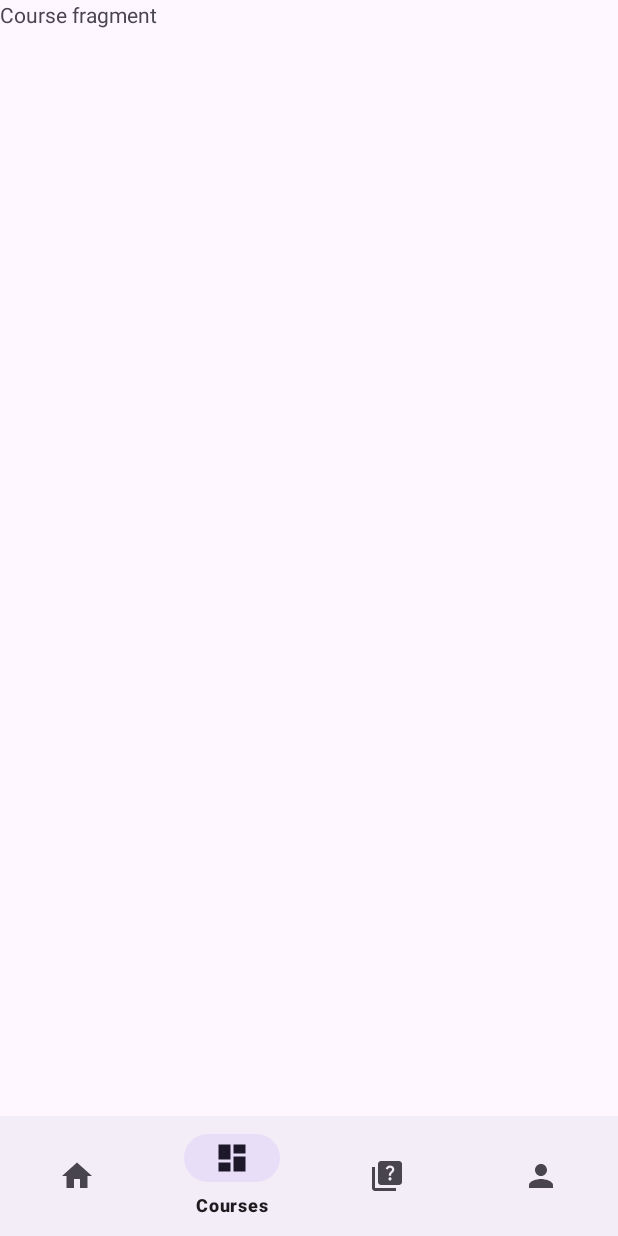
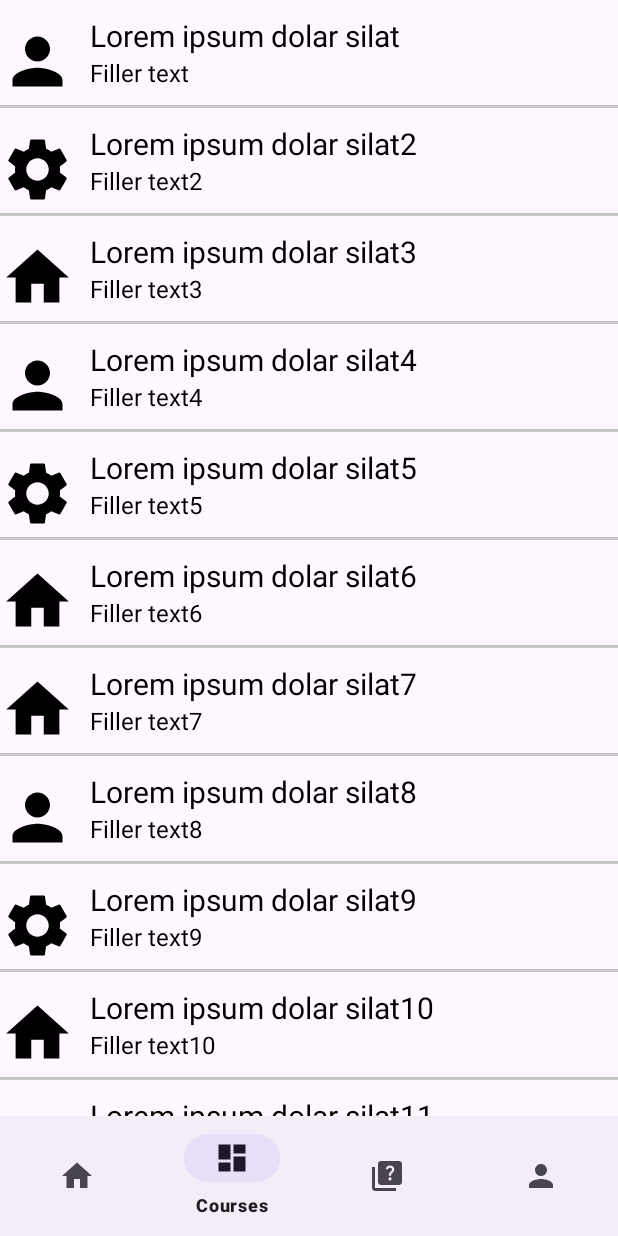
Before and after one commit to CorneCalitz/MobileAppProject, an Android app: the NavActivity screen opened directly, with no data from a screen before it, item 2 of the bottom bar chosen, on a phone screen of 412 x 824 dp. Run offline under Robolectric (Android 15) with nearby library versions, the phone set to English and light mode, and no system bars.

Commit message:
RecyclerView for courses made

```diff
--- /dev/null
+++ b/app/src/main/java/com/example/eduvosproject/CourseItemModel.java
@@ -0,0 +1,26 @@
+package com.example.eduvosproject;
+
+public class CourseItemModel {
+
+    String name;
+    String description;
+    int image;
+
+    public CourseItemModel(int image, String description, String name) {
+        this.image = image;
+        this.description = description;
+        this.name = name;
+    }
+
+    public String getName() {
+        return name;
+    }
+
+    public int getImage() {
+        return image;
+    }
+
+    public String getDescription() {
+        return description;
+    }
+}
--- /dev/null
+++ b/app/src/main/java/com/example/eduvosproject/CourseRecyclerViewAdapter.java
@@ -0,0 +1,68 @@
+package com.example.eduvosproject;
+
+import android.content.Context;
+import android.view.LayoutInflater;
+import android.view.View;
+import android.view.ViewGroup;
+import android.widget.ImageView;
+import android.widget.TextView;
+
+import androidx.annotation.NonNull;
+import androidx.recyclerview.widget.RecyclerView;
+
+import java.util.ArrayList;
+
+public class CourseRecyclerViewAdapter extends RecyclerView.Adapter<CourseRecyclerViewAdapter.CourseViewHolder> {
+
+    Context context;
+    ArrayList<CourseItemModel> courseItemModels;
+
+    public CourseRecyclerViewAdapter(Context context, ArrayList<CourseItemModel> courseItemModels){
+        this.context = context;
+        this.courseItemModels = courseItemModels;
+    }
+
+    @NonNull
+    @Override
+    public CourseRecyclerViewAdapter.CourseViewHolder onCreateViewHolder(@NonNull ViewGroup parent, int viewType) {
+        // This is where we inflate the layout ie. giving a look to our rows.
+        LayoutInflater inflater = LayoutInflater.from(parent.getContext());
+        View view = inflater.inflate(R.layout.course_item_view, parent, false);
+        return new CourseRecyclerViewAdapter.CourseViewHolder(view);
+    }
+
+    @Override
+    public void onBindViewHolder(@NonNull CourseRecyclerViewAdapter.CourseViewHolder holder, int position) {
+        // Assigning values to each of our rows we created in course_item_view based on their
+        // position in the recycler view.
+
+        holder.tvName.setText(courseItemModels.get(position).getName());
+        holder.tvDescription.setText(courseItemModels.get(position).getDescription());
+        holder.ivCourse.setImageResource(courseItemModels.get(position).getImage());
+
+    }
+
+    @Override
+    public int getItemCount() {
+        // the recycler view wants to know the number of items that you plan on displaying.
+        return courseItemModels.size();
+    }
+
+    public static class CourseViewHolder extends RecyclerView.ViewHolder {
+        // Here we get the views from our course_item_view layout file.
+        // Acts similar to a onCreate method.
+
+        ImageView ivCourse;
+        TextView tvName, tvDescription;
+
+        public CourseViewHolder(@NonNull View itemView) {
+            super(itemView);
+
+            ivCourse = itemView.findViewById(R.id.course_iv);
+            tvName = itemView.findViewById(R.id.course_name_tv);
+            tvDescription = itemView.findViewById(R.id.course_description_tv);
+
+
+        }
+    }
+}
--- a/app/src/main/java/com/example/eduvosproject/CoursesFragment.java
+++ b/app/src/main/java/com/example/eduvosproject/CoursesFragment.java
@@ -1,64 +1,66 @@
 package com.example.eduvosproject;
 
+import android.graphics.drawable.Drawable;
 import android.os.Bundle;
 
+import androidx.annotation.NonNull;
+import androidx.annotation.Nullable;
 import androidx.fragment.app.Fragment;
+import androidx.recyclerview.widget.LinearLayoutManager;
+import androidx.recyclerview.widget.RecyclerView;
 
+import android.util.Log;
 import android.view.LayoutInflater;
 import android.view.View;
 import android.view.ViewGroup;
 
-/**
- * A simple {@link Fragment} subclass.
- * Use the {@link CoursesFragment#newInstance} factory method to
- * create an instance of this fragment.
- */
+import java.util.ArrayList;
+import java.util.Objects;
+
+
 public class CoursesFragment extends Fragment {
 
-    // TODO: Rename parameter arguments, choose names that match
-    // the fragment initialization parameters, e.g. ARG_ITEM_NUMBER
-    private static final String ARG_PARAM1 = "param1";
-    private static final String ARG_PARAM2 = "param2";
+    // Create arraylist of items that we are placing in the course item view
+    ArrayList<CourseItemModel> coursesModel = new ArrayList<>();
 
-    // TODO: Rename and change types of parameters
-    private String mParam1;
-    private String mParam2;
+    // Create int array of drawables placed in course item view
+    int [] testImages = {R.drawable.baseline_person_24, R.drawable.baseline_settings_24,
+            R.drawable.ic_home_black_24dp,R.drawable.baseline_person_24,
+            R.drawable.baseline_settings_24, R.drawable.ic_home_black_24dp,
+            R.drawable.ic_home_black_24dp,R.drawable.baseline_person_24,
+            R.drawable.baseline_settings_24, R.drawable.ic_home_black_24dp,
+            R.drawable.baseline_person_24};
 
-    public CoursesFragment() {
-        // Required empty public constructor
-    }
 
-    /**
-     * Use this factory method to create a new instance of
-     * this fragment using the provided parameters.
-     *
-     * @param param1 Parameter 1.
-     * @param param2 Parameter 2.
-     * @return A new instance of fragment ProfileFragment.
-     */
-    // TODO: Rename and change types and number of parameters
-    public static CoursesFragment newInstance(String param1, String param2) {
-        CoursesFragment fragment = new CoursesFragment();
-        Bundle args = new Bundle();
-        args.putString(ARG_PARAM1, param1);
-        args.putString(ARG_PARAM2, param2);
-        fragment.setArguments(args);
-        return fragment;
-    }
+    private void setUpCourseItemModels(){
+        String[] courseNames = getResources().getStringArray(R.array.courses_name);
+        String[] courseDescription = getResources().getStringArray(R.array.courses_description);
+        for (int i = 0; i<courseNames.length; i++){
+            coursesModel.add(new CourseItemModel(testImages[i],courseNames[i],courseDescription[i]));
+        }
 
-    @Override
-    public void onCreate(Bundle savedInstanceState) {
-        super.onCreate(savedInstanceState);
-        if (getArguments() != null) {
-            mParam1 = getArguments().getString(ARG_PARAM1);
-            mParam2 = getArguments().getString(ARG_PARAM2);
-        }
     }
 
     @Override
     public View onCreateView(LayoutInflater inflater, ViewGroup container,
                              Bundle savedInstanceState) {
         // Inflate the layout for this fragment
-        return inflater.inflate(R.layout.fragment_courses, container, false);
+        return  inflater.inflate(R.layout.fragment_courses, container, false);
     }
+
+    @Override
+    public void onViewCreated(@NonNull View view, @Nullable Bundle savedInstanceState) {
+        super.onViewCreated(view, savedInstanceState);
+
+        RecyclerView recyclerView = view.findViewById(R.id.recyclerviewCourses);
+
+        setUpCourseItemModels();
+
+        CourseRecyclerViewAdapter adapter = new CourseRecyclerViewAdapter(view.getContext(),
+                coursesModel);
+
+        recyclerView.setLayoutManager(new LinearLayoutManager(view.getContext()));
+        recyclerView.setAdapter(adapter);
+    }
+
 }
--- a/app/src/main/java/com/example/eduvosproject/NavActivity.java
+++ b/app/src/main/java/com/example/eduvosproject/NavActivity.java
@@ -10,6 +10,7 @@ import androidx.fragment.app.FragmentTransaction;
 import com.example.eduvosproject.databinding.ActivityNavBinding;
 
 public class NavActivity extends AppCompatActivity {
+
     ActivityNavBinding binding;
     @Override
     protected void onCreate(Bundle savedInstanceState) {
@@ -40,7 +41,7 @@ public class NavActivity extends AppCompatActivity {
     private void replaceFragment(Fragment fragment){
         FragmentManager fragmentManager = getSupportFragmentManager();
         FragmentTransaction fragmentTransaction = fragmentManager.beginTransaction();
-        fragmentTransaction.replace(R.id.frame_layout,fragment);
+        fragmentTransaction.replace(R.id.fragmentContainerView,fragment);
         fragmentTransaction.commit();
     }
 }
--- a/app/src/main/res/layout/activity_nav.xml
+++ b/app/src/main/res/layout/activity_nav.xml
@@ -7,16 +7,15 @@
     android:layout_height="match_parent"
     tools:context=".NavActivity">
 
-    <FrameLayout
-        android:id="@+id/frame_layout"
+    <androidx.fragment.app.FragmentContainerView
+        android:id="@+id/fragmentContainerView"
+        android:name="com.example.eduvosproject.HomeFragment"
         android:layout_width="0dp"
         android:layout_height="0dp"
         app:layout_constraintBottom_toTopOf="@+id/bottomNavigationView"
         app:layout_constraintEnd_toEndOf="parent"
         app:layout_constraintStart_toStartOf="parent"
-        app:layout_constraintTop_toTopOf="parent">
-
-    </FrameLayout>
+        app:layout_constraintTop_toTopOf="parent"/>
 
     <com.google.android.material.bottomnavigation.BottomNavigationView
         android:id="@+id/bottomNavigationView"
--- /dev/null
+++ b/app/src/main/res/layout/course_item_view.xml
@@ -0,0 +1,45 @@
+<?xml version="1.0" encoding="utf-8"?>
+<RelativeLayout xmlns:android="http://schemas.android.com/apk/res/android"
+    android:layout_width="match_parent"
+    android:layout_height="wrap_content"
+    android:layout_marginTop="10dp"
+    >
+
+    <ImageView
+        android:layout_width="50dp"
+        android:layout_height="50dp"
+        android:id="@+id/course_iv"
+        android:layout_marginRight="10dp"
+        android:layout_centerVertical="true"/>
+
+    <TextView
+        android:layout_width="match_parent"
+        android:layout_height="wrap_content"
+        android:id="@+id/course_name_tv"
+        android:layout_toEndOf="@id/course_iv"
+        android:textColor="@color/black"
+        android:text="Name of course"
+        android:textSize="20dp"
+        />
+
+    <TextView
+        android:layout_width="match_parent"
+        android:layout_height="wrap_content"
+        android:id="@+id/course_description_tv"
+        android:layout_toEndOf="@id/course_iv"
+        android:layout_below="@id/course_name_tv"
+        android:textColor="@color/black"
+        android:text="Description of a typical course"
+        android:textSize="16dp"
+        />
+
+    <LinearLayout
+        android:layout_width="match_parent"
+        android:layout_height="2dp"
+        android:layout_below="@id/course_iv"
+        android:background="#C7C7C7"
+        android:layout_marginTop="10dp"/>
+
+
+
+</RelativeLayout>
--- a/app/src/main/res/layout/fragment_courses.xml
+++ b/app/src/main/res/layout/fragment_courses.xml
@@ -1,14 +1,13 @@
 <?xml version="1.0" encoding="utf-8"?>
-<FrameLayout xmlns:android="http://schemas.android.com/apk/res/android"
+<RelativeLayout xmlns:android="http://schemas.android.com/apk/res/android"
     xmlns:tools="http://schemas.android.com/tools"
     android:layout_width="match_parent"
     android:layout_height="match_parent"
     tools:context=".CoursesFragment">
 
-    <!-- TODO: Update blank fragment layout -->
-    <TextView
-        android:layout_width="wrap_content"
+    <androidx.recyclerview.widget.RecyclerView
+        android:layout_width="match_parent"
         android:layout_height="wrap_content"
-        android:text="Course fragment" />
+        android:id="@+id/recyclerviewCourses"/>
 
-</FrameLayout>
+</RelativeLayout>
--- a/app/src/main/res/layout/fragment_home.xml
+++ b/app/src/main/res/layout/fragment_home.xml
@@ -9,8 +9,8 @@
     <TextView
         android:layout_width="wrap_content"
         android:layout_height="wrap_content"
-        android:text="Home fragment"
-        android:textSize="26dp"
-        android:layout_gravity="center"/>
+        android:layout_gravity="center"
+        android:text="Welcome user"
+        android:textSize="26dp" />
 
 </FrameLayout>
--- a/app/src/main/res/values/strings.xml
+++ b/app/src/main/res/values/strings.xml
@@ -6,4 +6,35 @@
     <string name="title_notifications">Notifications</string>
     <!-- TODO: Remove or change this placeholder text -->
     <string name="hello_blank_fragment">Hello blank fragment</string>
+
+    <string-array name="courses_name">
+        <item>Filler text</item>
+        <item>Filler text2</item>
+        <item>Filler text3</item>
+        <item>Filler text4</item>
+        <item>Filler text5</item>
+        <item>Filler text6</item>
+        <item>Filler text7</item>
+        <item>Filler text8</item>
+        <item>Filler text9</item>
+        <item>Filler text10</item>
+        <item>Filler text11</item>
+    </string-array>
+
+    <string-array name="courses_description">
+        <item>Lorem ipsum dolar silat</item>
+        <item>Lorem ipsum dolar silat2</item>
+        <item>Lorem ipsum dolar silat3</item>
+        <item>Lorem ipsum dolar silat4</item>
+        <item>Lorem ipsum dolar silat5</item>
+        <item>Lorem ipsum dolar silat6</item>
+        <item>Lorem ipsum dolar silat7</item>
+        <item>Lorem ipsum dolar silat8</item>
+        <item>Lorem ipsum dolar silat9</item>
+        <item>Lorem ipsum dolar silat10</item>
+        <item>Lorem ipsum dolar silat11</item>
+    </string-array>
+
+
+
 </resources>
```
